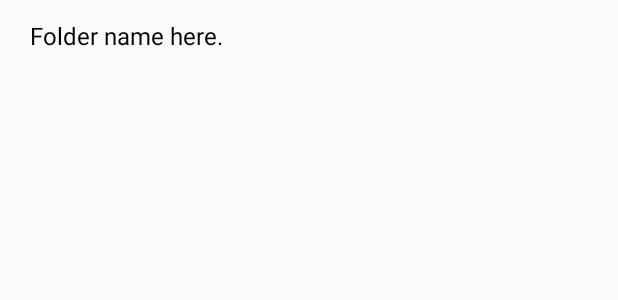
After one commit to attribesolution/NayaShoppy-Android, an Android app: the layout drawer_left_item.xml on its own in the app's theme, with its tools: preview values and no code run, on a phone screen of 412 x 824 dp. The commit adds this screen. Shown: the top 300 px of the screen. Run offline under Robolectric (Android 15) with nearby library versions, the phone set to English and light mode, and no system bars; network calls fail.

Commit message:
Basic Left Drawer

```diff
--- a/app/src/main/java/com/attribe/nayashoppy/app/adapters/DrawerAdapter.java
+++ b/app/src/main/java/com/attribe/nayashoppy/app/adapters/RightDrawerAdapter.java
@@ -17,13 +17,13 @@ import java.util.ArrayList;
 /**
  * Created by Sabih Ahmed on 22-Jul-16.
  */
-public class DrawerAdapter extends BaseAdapter {
+public class RightDrawerAdapter extends BaseAdapter {
 
 
     private final Context mContext;
     private final ArrayList<RightDrawer> mDrawerList;
 
-    public DrawerAdapter(Context context, ArrayList<RightDrawer> rightDrawer) {
+    public RightDrawerAdapter(Context context, ArrayList<RightDrawer> rightDrawer) {
 
         this.mContext = context;
         this.mDrawerList = rightDrawer;
--- /dev/null
+++ b/app/src/main/res/layout/drawer_left_item.xml
@@ -0,0 +1,28 @@
+<?xml version="1.0" encoding="utf-8"?>
+<RelativeLayout xmlns:android="http://schemas.android.com/apk/res/android"
+                android:layout_width="match_parent"
+                android:layout_height="wrap_content"
+                android:background="?android:attr/activatedBackgroundIndicator"
+                android:minHeight="?android:attr/listPreferredItemHeightSmall"
+                android:padding="10dp" >
+
+    <ImageView
+            android:id="@+id/optionIcon"
+            android:layout_width="wrap_content"
+            android:layout_height="wrap_content"
+            android:layout_alignParentLeft="true"
+            android:layout_alignParentTop="true"
+            android:paddingRight="10dp" />
+
+    <TextView
+            android:id="@+id/optionName"
+            android:layout_width="wrap_content"
+            android:layout_height="wrap_content"
+            android:layout_centerVertical="true"
+            android:layout_toRightOf="@+id/optionIcon"
+            android:paddingRight="10dp"
+            android:text="Folder name here."
+            android:textAppearance="?android:attr/textAppearanceListItemSmall"
+            android:textColor="@color/black" />
+
+</RelativeLayout>
--- a/app/src/main/res/values/strings.xml
+++ b/app/src/main/res/values/strings.xml
@@ -1,5 +1,4 @@
 <resources>
-
 
 
     <string name="app_name">NayaShoppy</string>
```
Also changed, not shown: app/src/main/AndroidManifest.xml (+14 -9 lines), app/src/main/java/com/attribe/nayashoppy/app/adapters/LeftDrawerAdapter.java (added, +83 -0 lines), app/src/main/java/com/attribe/nayashoppy/app/screens/Main.java (+35 -10 lines), app/src/main/java/com/attribe/nayashoppy/app/screens/product/ScreenProducts.java (added, +14 -0 lines), app/src/main/res/layout/screen_products.xml (added, +13 -0 lines).
